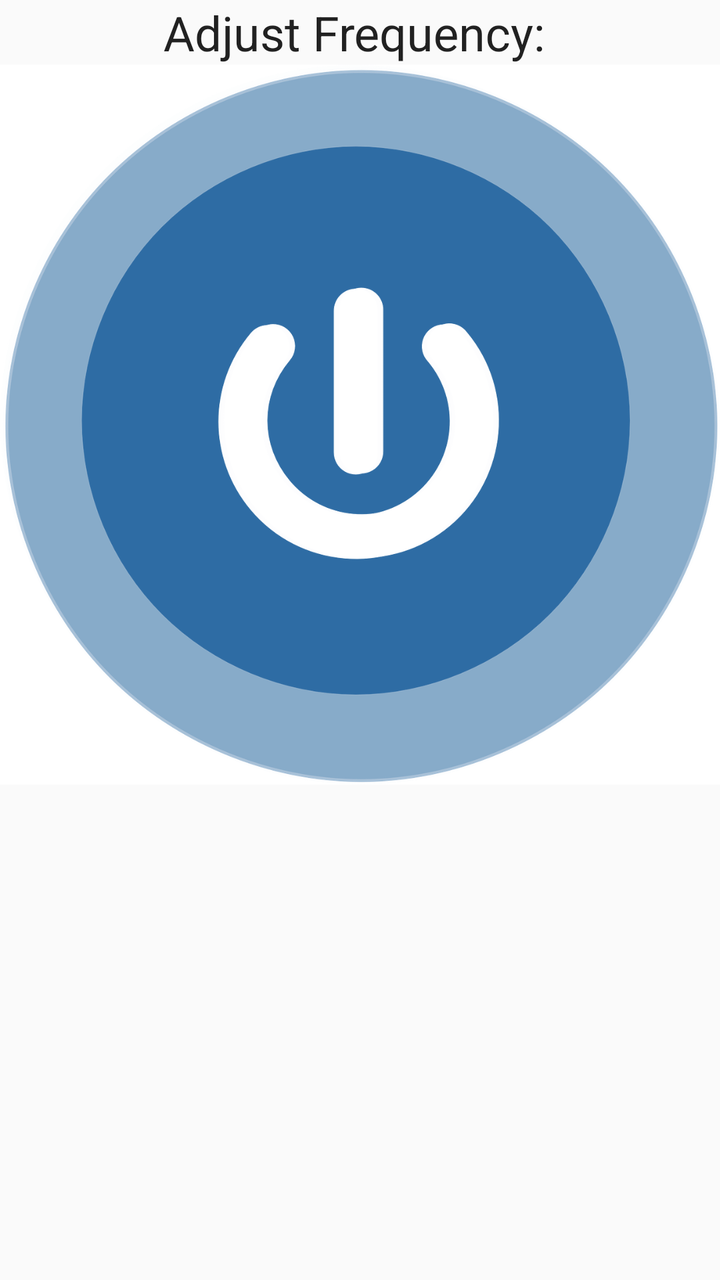
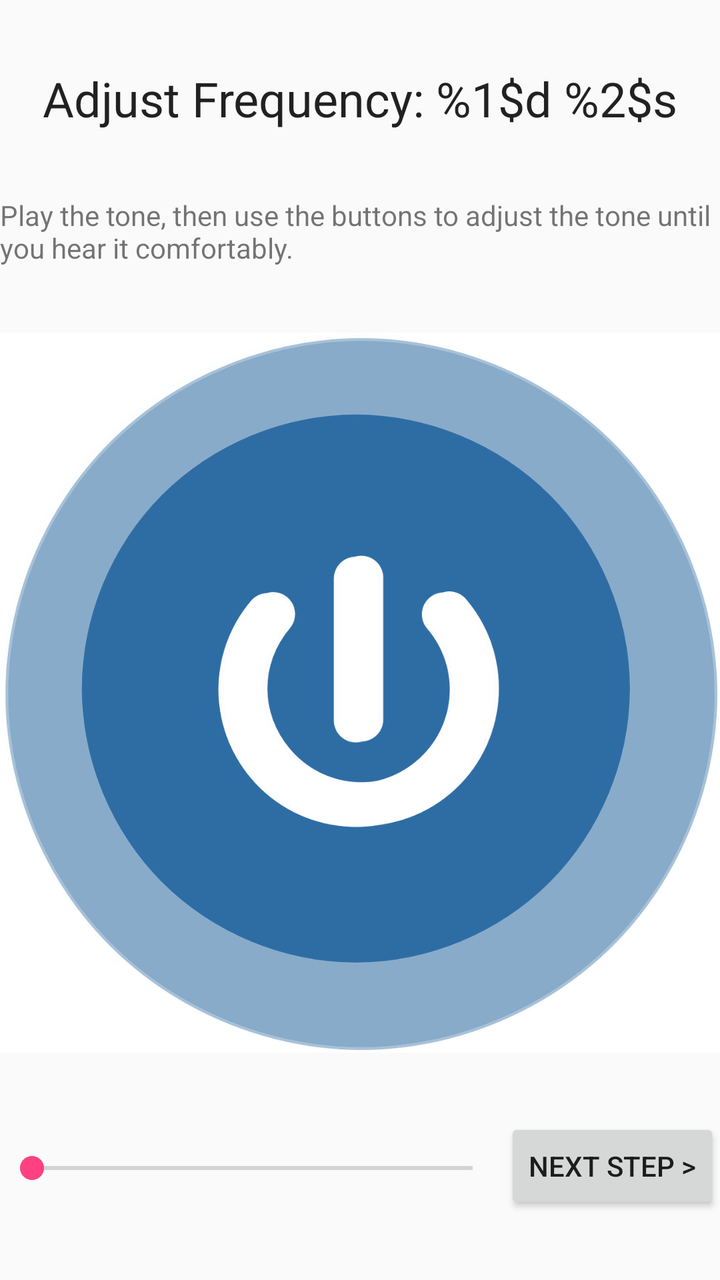

Compare the two renders of this Android layout. The source of the first and the diff that turns it into the second are given below.
<!-- AndroidManifest.xml: application theme AppTheme -->
<!-- res/layout/fragment_frequency_adjust.xml -->
<android.support.constraint.ConstraintLayout xmlns:android="http://schemas.android.com/apk/res/android"
    xmlns:app="http://schemas.android.com/apk/res-auto"
    xmlns:tools="http://schemas.android.com/tools"
    android:layout_width="match_parent"
    android:layout_height="match_parent"
    tools:context="peterson.ttu.edu.backupaids.headsetSetup.FrequencyAdjustFragment">

    <TextView
        android:id="@+id/frequencyAdjustTitle"
        android:layout_width="wrap_content"
        android:layout_height="wrap_content"
        android:text="Adjust Frequency: "
        android:gravity="center"
        app:layout_constraintTop_toTopOf="parent"
        app:layout_constraintBottom_toTopOf="@+id/frequencyAdjustPlaySounds"
        app:layout_constraintLeft_toLeftOf="parent"
        app:layout_constraintRight_toRightOf="parent"
        style="@style/TextAppearance.AppCompat.Headline" />

    <ImageButton
        android:id="@+id/frequencyAdjustPlaySounds"
        android:layout_width="0dp"
        android:layout_height="0dp"
        android:background="@android:color/background_light"
        android:scaleType="fitCenter"
        android:src="@drawable/power_button_blue2"
        app:layout_constraintHorizontal_weight="1"
        app:layout_constraintTop_toBottomOf="@+id/frequencyAdjustTitle"
        app:layout_constraintBottom_toTopOf="@+id/frequencyAdjustNextStep"
        app:layout_constraintDimensionRatio="1:1"
        app:layout_constraintHeight_default="wrap"
        app:layout_constraintLeft_toLeftOf="parent"
        app:layout_constraintRight_toRightOf="parent"
        app:layout_constraintWidth_default="wrap" />

    <ImageButton
        android:id="@+id/frequencyAdjustUp"
        android:layout_width="0dp"
        android:layout_height="0dp"
        android:scaleType="fitCenter"
        android:src="@android:drawable/arrow_up_float"
        app:layout_constraintBottom_toBottomOf="@id/nextStep"
        app:layout_constraintDimensionRatio="h,1:1"
        app:layout_constraintRight_toLeftOf="@id/frequencyAdjustDown"
        app:layout_constraintTop_toTopOf="@+id/frequencyAdjustNextStep" />

    <ImageButton
        android:id="@+id/frequencyAdjustDown"
        android:layout_width="0dp"
        android:layout_height="0dp"
        android:scaleType="fitCenter"
        android:src="@android:drawable/arrow_down_float"
        app:layout_constraintBottom_toBottomOf="@id/nextStep"
        app:layout_constraintDimensionRatio="h,1:1"
        app:layout_constraintRight_toLeftOf="@id/nextStep"
        app:layout_constraintTop_toTopOf="@+id/frequencyAdjustNextStep" />

    <Button
        android:id="@+id/frequencyAdjustNextStep"
        android:layout_width="wrap_content"
        android:layout_height="wrap_content"
        android:text="Next Step >"
        app:layout_constraintTop_toBottomOf="@+id/frequencyAdjustTitle"
        app:layout_constraintBottom_toBottomOf="parent"
        app:layout_constraintRight_toLeftOf="parent" />

</android.support.constraint.ConstraintLayout>
<!-- resources referenced by this layout -->
<resources>
  <!-- drawable power_button_blue2: png bitmap (drawable, 214661 bytes) -->
  <style name="AppTheme" parent="Theme.AppCompat.Light.DarkActionBar">
          
          <item name="colorPrimary">@color/colorPrimary</item>
          <item name="colorPrimaryDark">@color/colorPrimaryDark</item>
          <item name="colorAccent">@color/colorAccent</item>
      </style>
  <color name="colorPrimary">#3F51B5</color>
  <color name="colorPrimaryDark">#303F9F</color>
  <color name="colorAccent">#FF4081</color>
</resources>

<!-- the commit's change to res/layout/fragment_frequency_adjust.xml (unified diff, before → after) -->
@@ -9,13 +9,23 @@
         android:id="@+id/frequencyAdjustTitle"
         android:layout_width="wrap_content"
         android:layout_height="wrap_content"
-        android:text="Adjust Frequency: "
+        android:text="@string/adjust_frequency"
         android:gravity="center"
         app:layout_constraintTop_toTopOf="parent"
-        app:layout_constraintBottom_toTopOf="@+id/frequencyAdjustPlaySounds"
+        app:layout_constraintBottom_toTopOf="@+id/frequencyAdjustInfoText"
         app:layout_constraintLeft_toLeftOf="parent"
         app:layout_constraintRight_toRightOf="parent"
         style="@style/TextAppearance.AppCompat.Headline" />
+
+    <TextView
+        android:id="@+id/frequencyAdjustInfoText"
+        android:layout_width="wrap_content"
+        android:layout_height="wrap_content"
+        android:text="@string/frequency_adjust_instructions"
+        app:layout_constraintTop_toBottomOf="@+id/frequencyAdjustTitle"
+        app:layout_constraintBottom_toTopOf="@+id/frequencyAdjustPlaySounds"
+        app:layout_constraintLeft_toLeftOf="parent"
+        app:layout_constraintRight_toRightOf="parent"/>
 
     <ImageButton
         android:id="@+id/frequencyAdjustPlaySounds"
@@ -25,7 +35,7 @@
         android:scaleType="fitCenter"
         android:src="@drawable/power_button_blue2"
         app:layout_constraintHorizontal_weight="1"
-        app:layout_constraintTop_toBottomOf="@+id/frequencyAdjustTitle"
+        app:layout_constraintTop_toBottomOf="@+id/frequencyAdjustInfoText"
         app:layout_constraintBottom_toTopOf="@+id/frequencyAdjustNextStep"
         app:layout_constraintDimensionRatio="1:1"
         app:layout_constraintHeight_default="wrap"
@@ -33,35 +43,27 @@
         app:layout_constraintRight_toRightOf="parent"
         app:layout_constraintWidth_default="wrap" />
 
-    <ImageButton
-        android:id="@+id/frequencyAdjustUp"
+    <SeekBar
+        android:id="@+id/frequencyAdjustSlider"
         android:layout_width="0dp"
-        android:layout_height="0dp"
-        android:scaleType="fitCenter"
-        android:src="@android:drawable/arrow_up_float"
-        app:layout_constraintBottom_toBottomOf="@id/nextStep"
-        app:layout_constraintDimensionRatio="h,1:1"
-        app:layout_constraintRight_toLeftOf="@id/frequencyAdjustDown"
-        app:layout_constraintTop_toTopOf="@+id/frequencyAdjustNextStep" />
-
-    <ImageButton
-        android:id="@+id/frequencyAdjustDown"
-        android:layout_width="0dp"
-        android:layout_height="0dp"
-        android:scaleType="fitCenter"
-        android:src="@android:drawable/arrow_down_float"
-        app:layout_constraintBottom_toBottomOf="@id/nextStep"
-        app:layout_constraintDimensionRatio="h,1:1"
-        app:layout_constraintRight_toLeftOf="@id/nextStep"
-        app:layout_constraintTop_toTopOf="@+id/frequencyAdjustNextStep" />
+        android:layout_height="wrap_content"
+        android:min="0"
+        android:max="3000"
+        app:layout_constraintHorizontal_weight="1"
+        app:layout_constraintBottom_toBottomOf="@+id/frequencyAdjustNextStep"
+        app:layout_constraintLeft_toLeftOf="parent"
+        app:layout_constraintRight_toLeftOf="@+id/frequencyAdjustNextStep"
+        app:layout_constraintTop_toTopOf="@id/frequencyAdjustNextStep"
+        app:layout_constraintVertical_bias="0.533" />
 
     <Button
         android:id="@+id/frequencyAdjustNextStep"
         android:layout_width="wrap_content"
         android:layout_height="wrap_content"
-        android:text="Next Step >"
-        app:layout_constraintTop_toBottomOf="@+id/frequencyAdjustTitle"
+        android:text="@string/next_step_for_button"
+        app:layout_constraintTop_toBottomOf="@+id/frequencyAdjustPlaySounds"
         app:layout_constraintBottom_toBottomOf="parent"
-        app:layout_constraintRight_toLeftOf="parent" />
+        app:layout_constraintLeft_toRightOf="@+id/frequencyAdjustSlider"
+        app:layout_constraintRight_toRightOf="parent" />
 
 </android.support.constraint.ConstraintLayout>
<!-- resource entries referenced after the edit -->
@@ -1,6 +1,9 @@
 <!-- resources referenced by this layout -->
 <resources>
   <!-- drawable power_button_blue2: png bitmap (drawable, 214661 bytes) -->
+  <string name="adjust_frequency">Adjust Frequency: %1$d %2$s</string>
+  <string name="frequency_adjust_instructions">Play the tone, then use the buttons to adjust the tone until you hear it comfortably.</string>
+  <string name="next_step_for_button">Next Step &gt;</string>
   <style name="AppTheme" parent="Theme.AppCompat.Light.DarkActionBar">
           
           <item name="colorPrimary">@color/colorPrimary</item>
